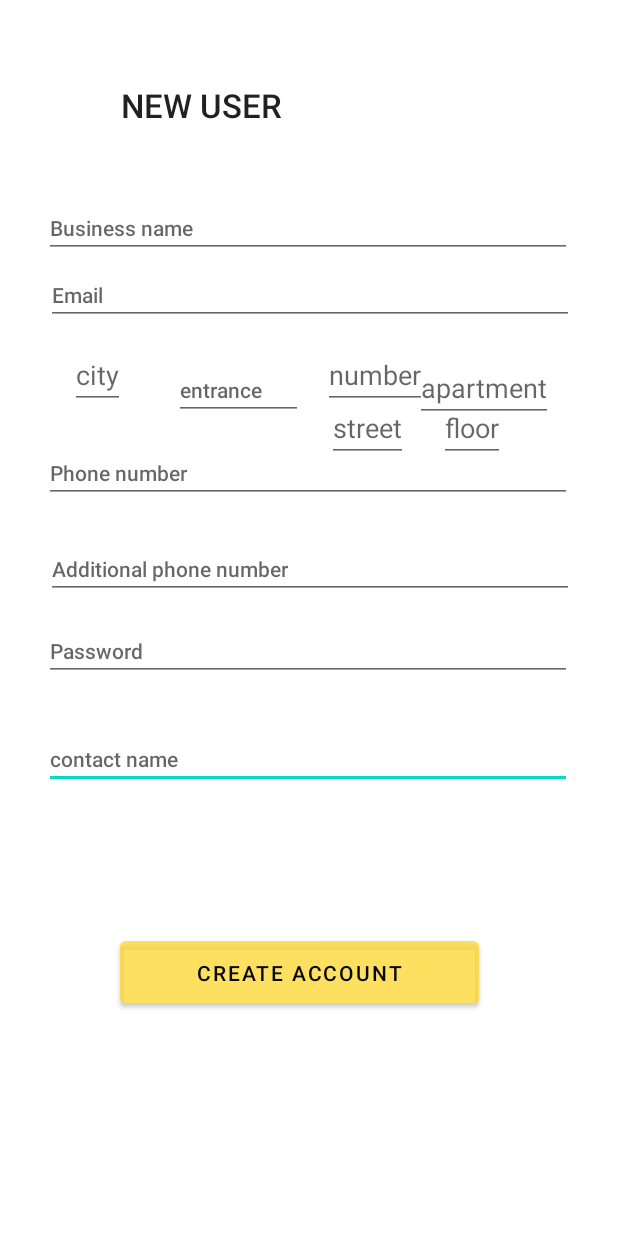
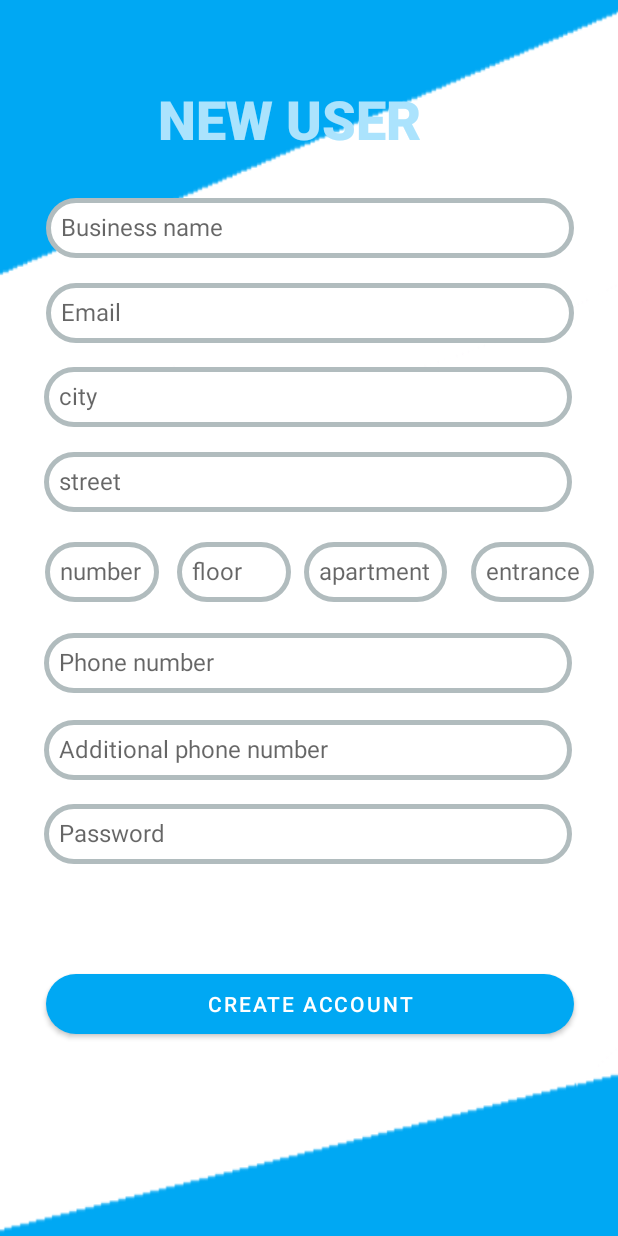
Before and after one commit to FDelivery/business-app, an Android app: the RegisterNewBusiness screen opened directly, with no data from a screen before it, on a phone screen of 412 x 824 dp. Run offline under Robolectric (Android 15) with nearby library versions, the phone set to English and light mode, and no system bars; 2 statements that could not run were skipped.

Commit message:
in middel of design

```diff
--- a/app/src/main/res/layout/activity_register_new_business.xml
+++ b/app/src/main/res/layout/activity_register_new_business.xml
@@ -4,108 +4,121 @@
     xmlns:tools="http://schemas.android.com/tools"
     android:layout_width="match_parent"
     android:layout_height="match_parent"
+    android:background="@drawable/tringle"
 
     tools:context="com.project.fdelivery_bus.RegisterNewBusiness">
 
 
     <EditText
-        android:id="@+id/contactname"
+        android:id="@+id/BusinessName"
         android:layout_width="352dp"
         android:layout_height="40dp"
-        android:ems="10"
-        android:hint="@string/contactname"
+        android:ems="14"
+        android:textColor="#040404"
+        android:textSize="16sp"
+        android:padding="10dp"
+        android:background="@drawable/round_border"
+        style="@style/TextAppearance.AppCompat.Widget.TextView.SpinnerItem"
+        android:textAppearance="@style/TextAppearance.AppCompat.Body2"
+        android:hint="@string/business_name"
         android:inputType="textPersonName"
+        app:layout_constraintBottom_toBottomOf="parent"
+        app:layout_constraintEnd_toEndOf="parent"
+        app:layout_constraintHorizontal_bias="0.508"
+        app:layout_constraintStart_toStartOf="parent"
+        app:layout_constraintTop_toTopOf="parent"
+        app:layout_constraintVertical_bias="0.168" />
+
+
+    <EditText
+        android:id="@+id/entrance"
+        style="@style/TextAppearance.AppCompat.Widget.TextView.SpinnerItem"
+        android:layout_width="82dp"
+        android:layout_height="40dp"
+        android:background="@drawable/round_border"
+        android:ems="14"
+        android:hint="@string/entrance"
+        android:inputType="textPersonName"
+        android:padding="10dp"
         android:textAppearance="@style/TextAppearance.AppCompat.Body2"
+        android:textColor="#040404"
+        android:textSize="16sp"
+        app:layout_constraintBottom_toBottomOf="parent"
+        app:layout_constraintEnd_toEndOf="parent"
+        app:layout_constraintHorizontal_bias="0.951"
+        app:layout_constraintStart_toStartOf="parent"
+        app:layout_constraintTop_toTopOf="parent"
+        app:layout_constraintVertical_bias="0.461" />
+
+    <EditText
+        android:id="@+id/PasswordEt"
+        style="@style/TextAppearance.AppCompat.Widget.TextView.SpinnerItem"
+        android:layout_width="352dp"
+        android:layout_height="40dp"
+        android:background="@drawable/round_border"
+        android:ems="14"
+        android:hint="@string/PasswordEt"
+        android:inputType="textPassword"
+        android:padding="10dp"
+        android:textAppearance="@style/TextAppearance.AppCompat.Body2"
+        android:textColor="#040404"
+        android:textSize="16sp"
         app:layout_constraintBottom_toBottomOf="parent"
         app:layout_constraintEnd_toEndOf="parent"
         app:layout_constraintHorizontal_bias="0.491"
         app:layout_constraintStart_toStartOf="parent"
         app:layout_constraintTop_toTopOf="parent"
-        app:layout_constraintVertical_bias="0.62" />
+        app:layout_constraintVertical_bias="0.684" />
 
     <EditText
-        android:id="@+id/BusinessName"
+        android:id="@+id/Phone2"
+        style="@style/TextAppearance.AppCompat.Widget.TextView.SpinnerItem"
         android:layout_width="352dp"
         android:layout_height="40dp"
-        android:ems="10"
+        android:background="@drawable/round_border"
+        android:ems="14"
+        android:hint="@string/Phone2"
+        android:inputType="phone"
+        android:padding="10dp"
         android:textAppearance="@style/TextAppearance.AppCompat.Body2"
-        android:hint="@string/business_name"
-        android:inputType="textPersonName"
-        app:layout_constraintBottom_toBottomOf="parent"
-        app:layout_constraintEnd_toEndOf="parent"
-        app:layout_constraintHorizontal_bias="0.488"
-        app:layout_constraintStart_toStartOf="parent"
-        app:layout_constraintTop_toTopOf="parent"
-        app:layout_constraintVertical_bias="0.168" />
-
-    <EditText
-        android:id="@+id/entrance"
-        android:layout_width="86dp"
-        android:layout_height="35dp"
-        android:ems="10"
-        android:inputType="textPersonName"
-        android:hint="@string/entrance"
-        android:textAppearance="@style/TextAppearance.AppCompat.Body2"
-        app:layout_constraintBottom_toBottomOf="parent"
-        app:layout_constraintEnd_toEndOf="parent"
-        app:layout_constraintHorizontal_bias="0.356"
-        app:layout_constraintStart_toStartOf="parent"
-        app:layout_constraintTop_toTopOf="parent"
-        app:layout_constraintVertical_bias="0.31" />
-
-    <EditText
-        android:id="@+id/PasswordEt"
-        android:layout_width="352dp"
-        android:layout_height="40dp"
-        android:ems="10"
-        android:hint="@string/PasswordEt"
-        android:inputType="textPassword"
-        android:textAppearance="@style/TextAppearance.AppCompat.Body2"
+        android:textColor="#040404"
+        android:textSize="16sp"
         app:layout_constraintBottom_toBottomOf="parent"
         app:layout_constraintEnd_toEndOf="parent"
         app:layout_constraintHorizontal_bias="0.491"
         app:layout_constraintStart_toStartOf="parent"
         app:layout_constraintTop_toTopOf="parent"
-        app:layout_constraintVertical_bias="0.528" />
-
-    <EditText
-        android:id="@+id/Phone2"
-        android:layout_width="352dp"
-        android:layout_height="40dp"
-        android:ems="10"
-        android:hint="@string/Phone2"
-        android:inputType="phone"
-        android:textAppearance="@style/TextAppearance.AppCompat.Body2"
-        app:layout_constraintBottom_toBottomOf="parent"
-        app:layout_constraintEnd_toEndOf="parent"
-        app:layout_constraintHorizontal_bias="0.508"
-        app:layout_constraintStart_toStartOf="parent"
-        app:layout_constraintTop_toTopOf="parent"
-        app:layout_constraintVertical_bias="0.458" />
+        app:layout_constraintVertical_bias="0.612" />
 
     <EditText
         android:id="@+id/Phone1"
+        style="@style/TextAppearance.AppCompat.Widget.TextView.SpinnerItem"
         android:layout_width="352dp"
         android:layout_height="40dp"
-        android:ems="10"
+        android:background="@drawable/round_border"
+        android:ems="14"
         android:hint="@string/Phone1"
         android:inputType="phone"
+        android:padding="10dp"
         android:textAppearance="@style/TextAppearance.AppCompat.Body2"
+        android:textColor="#040404"
+        android:textSize="16sp"
         app:layout_constraintBottom_toBottomOf="parent"
         app:layout_constraintEnd_toEndOf="parent"
-        app:layout_constraintHorizontal_bias="0.488"
+        app:layout_constraintHorizontal_bias="0.491"
         app:layout_constraintStart_toStartOf="parent"
         app:layout_constraintTop_toTopOf="parent"
-        app:layout_constraintVertical_bias="0.377" />
-
+        app:layout_constraintVertical_bias="0.538" />
 
     <TextView
         android:id="@+id/Text"
-        android:layout_width="262dp"
-        android:layout_height="47dp"
+        android:layout_width="216dp"
+        android:layout_height="56dp"
         android:text="@string/Text"
         android:textAppearance="@style/TextAppearance.AppCompat.Body2"
-        android:textSize="22sp"
+        android:textSize="36sp"
+        android:textColor="#abe3fd"
+        android:textStyle="bold"
         app:layout_constraintBottom_toBottomOf="parent"
         app:layout_constraintEnd_toEndOf="parent"
         app:layout_constraintHorizontal_bias="0.536"
@@ -115,91 +128,127 @@
 
     <Button
         android:id="@+id/Create"
-        android:layout_width="239dp"
-        android:layout_height="54dp"
-        android:text="@string/create"
-        android:textColor="#070707"
-        app:backgroundTint="#C9FDD835"
-        app:layout_constraintBottom_toBottomOf="parent"
-        app:layout_constraintEnd_toEndOf="parent"
-        app:layout_constraintHorizontal_bias="0.465"
-        app:layout_constraintStart_toStartOf="parent"
-        app:layout_constraintTop_toTopOf="parent"
-        app:layout_constraintVertical_bias="0.807" />
-
-    <EditText
-        android:id="@+id/EmailEt"
         android:layout_width="352dp"
         android:layout_height="40dp"
-        android:ems="10"
-        android:hint="@string/EmailEt"
-        android:inputType="textEmailAddress"
-        android:textAppearance="@style/TextAppearance.AppCompat.Body2"
+        android:text="@string/create"
+        android:textColor="#ffffff"
+        app:backgroundTint="#00a8f3"
+        android:background="@drawable/round_buttom"
         app:layout_constraintBottom_toBottomOf="parent"
         app:layout_constraintEnd_toEndOf="parent"
         app:layout_constraintHorizontal_bias="0.508"
         app:layout_constraintStart_toStartOf="parent"
         app:layout_constraintTop_toTopOf="parent"
-        app:layout_constraintVertical_bias="0.225" />
+        app:layout_constraintVertical_bias="0.828" />
+
+    <EditText
+        android:id="@+id/EmailEt"
+        style="@style/TextAppearance.AppCompat.Widget.TextView.SpinnerItem"
+        android:layout_width="352dp"
+        android:layout_height="40dp"
+        android:background="@drawable/round_border"
+        android:ems="14"
+        android:hint="@string/EmailEt"
+        android:inputType="textEmailAddress"
+        android:padding="10dp"
+        android:textAppearance="@style/TextAppearance.AppCompat.Body2"
+        android:textColor="#040404"
+        android:textSize="16sp"
+        app:layout_constraintBottom_toBottomOf="parent"
+        app:layout_constraintEnd_toEndOf="parent"
+        app:layout_constraintHorizontal_bias="0.508"
+        app:layout_constraintStart_toStartOf="parent"
+        app:layout_constraintTop_toTopOf="parent"
+        app:layout_constraintVertical_bias="0.241" />
 
     <EditText
         android:id="@+id/city"
-        android:layout_width="wrap_content"
-        android:layout_height="wrap_content"
+        style="@style/TextAppearance.AppCompat.Widget.TextView.SpinnerItem"
+        android:layout_width="352dp"
+        android:layout_height="40dp"
+        android:background="@drawable/round_border"
+        android:ems="14"
         android:hint="@string/city"
+        android:padding="10dp"
+        android:textColor="#040404"
+        android:textSize="16sp"
         app:layout_constraintBottom_toBottomOf="parent"
         app:layout_constraintEnd_toEndOf="parent"
-        app:layout_constraintHorizontal_bias="0.125"
+        app:layout_constraintHorizontal_bias="0.491"
         app:layout_constraintStart_toStartOf="parent"
         app:layout_constraintTop_toTopOf="parent"
-        app:layout_constraintVertical_bias="0.292" />
+        app:layout_constraintVertical_bias="0.312" />
 
     <EditText
         android:id="@+id/number"
-        android:layout_width="wrap_content"
-        android:layout_height="wrap_content"
+        style="@style/TextAppearance.AppCompat.Widget.TextView.SpinnerItem"
+        android:layout_width="76dp"
+        android:layout_height="40dp"
+        android:background="@drawable/round_border"
+        android:ems="14"
         android:hint="@string/number"
+        android:padding="10dp"
+        android:textColor="#040404"
+        android:textSize="16sp"
         app:layout_constraintBottom_toBottomOf="parent"
         app:layout_constraintEnd_toEndOf="parent"
-        app:layout_constraintHorizontal_bias="0.628"
+        app:layout_constraintHorizontal_bias="0.089"
         app:layout_constraintStart_toStartOf="parent"
         app:layout_constraintTop_toTopOf="parent"
-        app:layout_constraintVertical_bias="0.292" />
+        app:layout_constraintVertical_bias="0.461" />
 
     <EditText
         android:id="@+id/street"
-        android:layout_width="wrap_content"
-        android:layout_height="wrap_content"
+        style="@style/TextAppearance.AppCompat.Widget.TextView.SpinnerItem"
+        android:layout_width="352dp"
+        android:layout_height="40dp"
+        android:background="@drawable/round_border"
+        android:ems="14"
         android:hint="@string/street"
+        android:padding="10dp"
+        android:textColor="#040404"
+        android:textSize="16sp"
         app:layout_constraintBottom_toBottomOf="parent"
         app:layout_constraintEnd_toEndOf="parent"
-        app:layout_constraintHorizontal_bias="0.609"
+        app:layout_constraintHorizontal_bias="0.491"
         app:layout_constraintStart_toStartOf="parent"
         app:layout_constraintTop_toTopOf="parent"
-        app:layout_constraintVertical_bias="0.337" />
+        app:layout_constraintVertical_bias="0.384" />
 
     <EditText
         android:id="@+id/aprt"
-        android:layout_width="wrap_content"
-        android:layout_height="wrap_content"
+        style="@style/TextAppearance.AppCompat.Widget.TextView.SpinnerItem"
+        android:layout_width="95dp"
+        android:layout_height="40dp"
+        android:background="@drawable/round_border"
+        android:ems="14"
         android:hint="@string/aprt"
+        android:padding="10dp"
+        android:textColor="#040404"
+        android:textSize="16sp"
         app:layout_constraintBottom_toBottomOf="parent"
         app:layout_constraintEnd_toEndOf="parent"
-        app:layout_constraintHorizontal_bias="0.864"
+        app:layout_constraintHorizontal_bias="0.639"
         app:layout_constraintStart_toStartOf="parent"
         app:layout_constraintTop_toTopOf="parent"
-        app:layout_constraintVertical_bias="0.303" />
+        app:layout_constraintVertical_bias="0.461" />
 
     <EditText
         android:id="@+id/floor"
-        android:layout_width="wrap_content"
-        android:layout_height="wrap_content"
+        style="@style/TextAppearance.AppCompat.Widget.TextView.SpinnerItem"
+        android:layout_width="76dp"
+        android:layout_height="40dp"
+        android:background="@drawable/round_border"
+        android:ems="14"
         android:hint="@string/floor"
+        android:padding="10dp"
+        android:textColor="#040404"
+        android:textSize="16sp"
         app:layout_constraintBottom_toBottomOf="parent"
         app:layout_constraintEnd_toEndOf="parent"
-        app:layout_constraintHorizontal_bias="0.795"
+        app:layout_constraintHorizontal_bias="0.352"
         app:layout_constraintStart_toStartOf="parent"
         app:layout_constraintTop_toTopOf="parent"
-        app:layout_constraintVertical_bias="0.337" />
+        app:layout_constraintVertical_bias="0.461" />
 
 </androidx.constraintlayout.widget.ConstraintLayout>
```
Also changed, not shown: app/src/main/res/layout/activity_edit_my_profile.xml (+61 -42 lines), app/src/main/res/layout/activity_new_delivery.xml (+109 -44 lines), app/src/main/res/values/strings.xml (+6 -6 lines), app/src/main/res/drawable/deliverymancopy.png.
